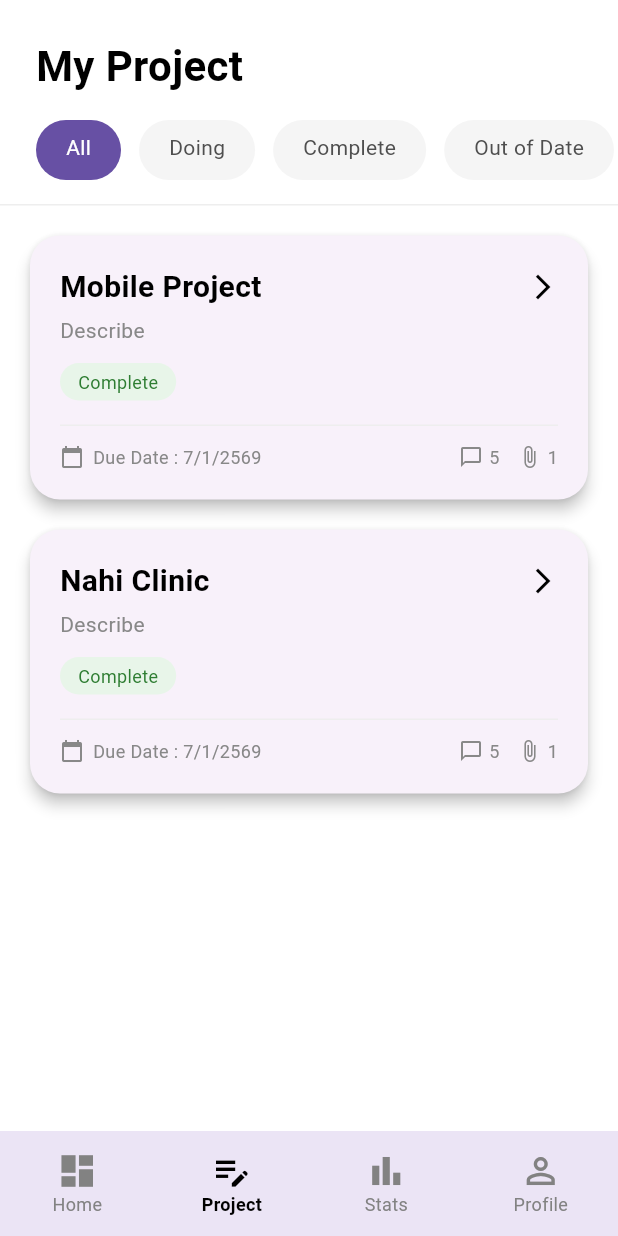
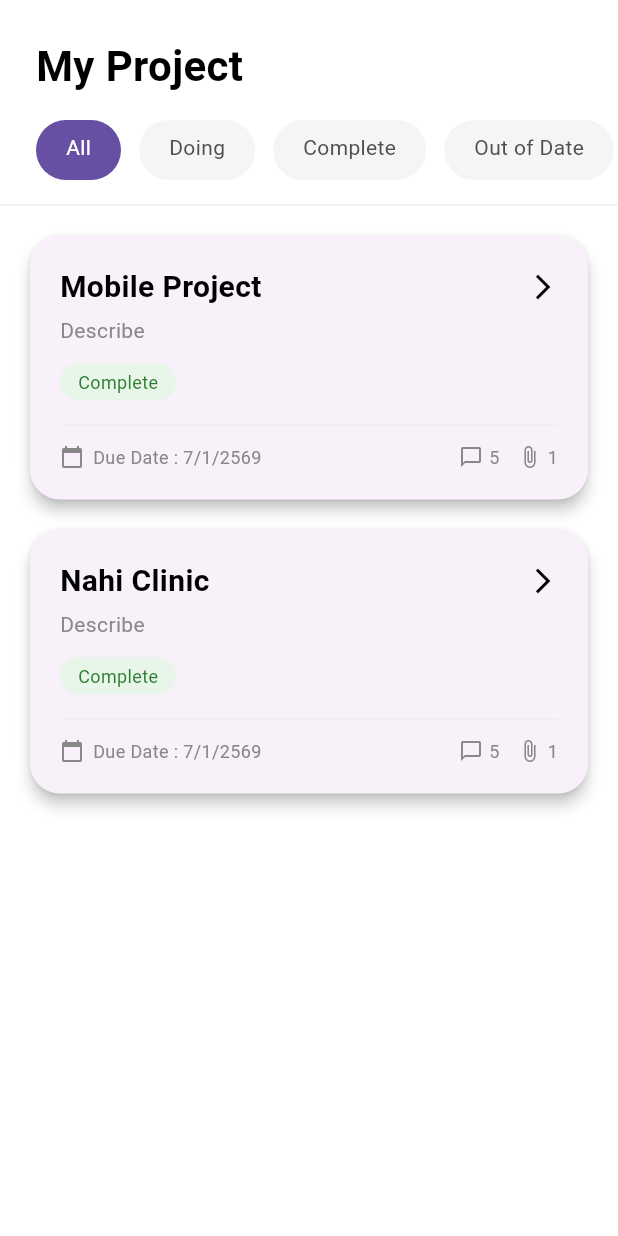
Before and after one commit to lillianxhub/Unitask-flutter, a Flutter app: the MyProjectsScreen screen opened by its route, on a phone screen of 412 x 824 dp. Run offline on Flutter 3.47's test engine with Material 3 defaults, Android fonts, the phone set to English and light mode, and no system bars.

Commit message:
feat: Implement initial Flutter application structure including main app, core screens, and navigation components.

```diff
--- a/lib/main.dart
+++ b/lib/main.dart
@@ -1,11 +1,11 @@
 import 'package:flutter/material.dart';
 import 'screens/splash_screen.dart';
 import 'screens/welcome_screen.dart';
-import 'screens/home_screen.dart';
 import 'screens/my_projects_screen.dart';
 import 'screens/my_project_detail_screen.dart';
 import 'screens/project_detail_screen.dart';
 import 'screens/members_screen.dart';
+import 'screens/main_layout.dart';
 
 void main() {
   runApp(const UniTaskApp());
@@ -29,7 +29,7 @@ class UniTaskApp extends StatelessWidget {
         '/': (_) => const SplashScreen(),
         '/splash': (_) => const SplashScreen(),
         '/welcome': (_) => const WelcomeScreen(),
-        '/home': (_) => const HomeScreen(),
+        '/home': (_) => const MainLayout(),
         '/my-projects': (_) => const MyProjectsScreen(),
         '/my-project-detail': (_) => const MyProjectDetailScreen(),
         '/project-detail': (_) => const ProjectDetailScreen(),
--- a/lib/screens/my_projects_screen.dart
+++ b/lib/screens/my_projects_screen.dart
@@ -78,14 +78,12 @@ class _MyProjectsScreenState extends State<MyProjectsScreen> {
             // Project list
             Expanded(
               child: SingleChildScrollView(
-                padding: const EdgeInsets.only(top: 10, bottom: 100),
+                padding: const EdgeInsets.symmetric(vertical: 10),
                 child: Column(
                   children: projects.map((p) => _buildProjectCard(p)).toList(),
                 ),
               ),
             ),
-            // Bottom nav
-            _buildBottomNav(),
           ],
         ),
       ),
@@ -215,57 +213,4 @@ class _MyProjectsScreenState extends State<MyProjectsScreen> {
       ),
     );
   }
-
-  Widget _buildBottomNav() {
-    return Container(
-      height: 70,
-      color: const Color(0xFFEBE4F5),
-      child: Row(
-        children: [
-          _navItem(
-            Icons.dashboard,
-            'Home',
-            false,
-            onTap: () {
-              Navigator.pushReplacementNamed(context, '/home');
-            },
-          ),
-          _navItem(Icons.edit_note, 'Project', true),
-          _navItem(Icons.bar_chart, 'Stats', false),
-          _navItem(Icons.person_outline, 'Profile', false),
-        ],
-      ),
-    );
-  }
-
-  Widget _navItem(
-    IconData icon,
-    String label,
-    bool isActive, {
-    VoidCallback? onTap,
-  }) {
-    return Expanded(
-      child: GestureDetector(
-        onTap: onTap,
-        child: Column(
-          mainAxisAlignment: MainAxisAlignment.center,
-          children: [
-            Icon(
-              icon,
-              size: 28,
-              color: isActive ? Colors.black : const Color(0xFF828282),
-            ),
-            Text(
-              label,
-              style: TextStyle(
-                fontSize: 12,
-                color: isActive ? Colors.black : const Color(0xFF828282),
-                fontWeight: isActive ? FontWeight.bold : FontWeight.normal,
-              ),
-            ),
-          ],
-        ),
-      ),
-    );
-  }
 }
--- a/pubspec.yaml
+++ b/pubspec.yaml
@@ -34,6 +34,7 @@ dependencies:
     # The following adds the Cupertino Icons font to your application.
     # Use with the CupertinoIcons class for iOS style icons.
     cupertino_icons: ^1.0.8
+    iconify_flutter: ^0.0.7
 
 dev_dependencies:
     flutter_test:
```
Also changed, not shown: lib/screens/home_screen.dart (+92 -161 lines), lib/screens/main_layout.dart (added, +38 -0 lines), lib/screens/project_detail_screen.dart (+17 -26 lines), lib/widgets/bottom_nav.dart (added, +34 -0 lines), pubspec.lock, 1 other file.
